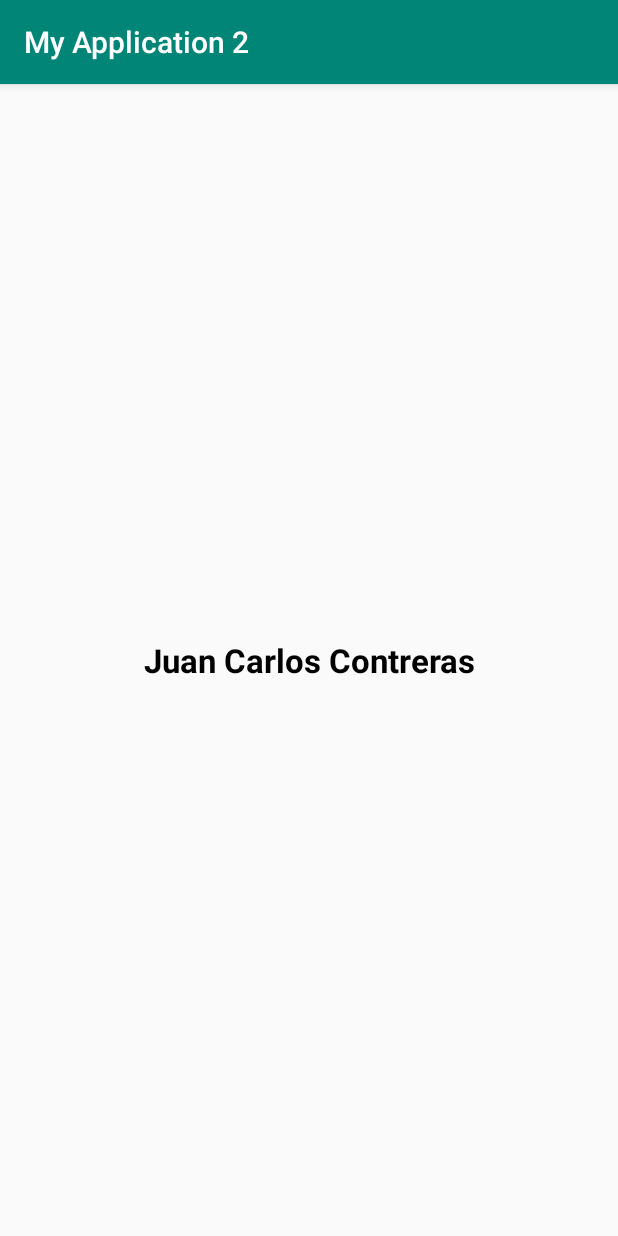
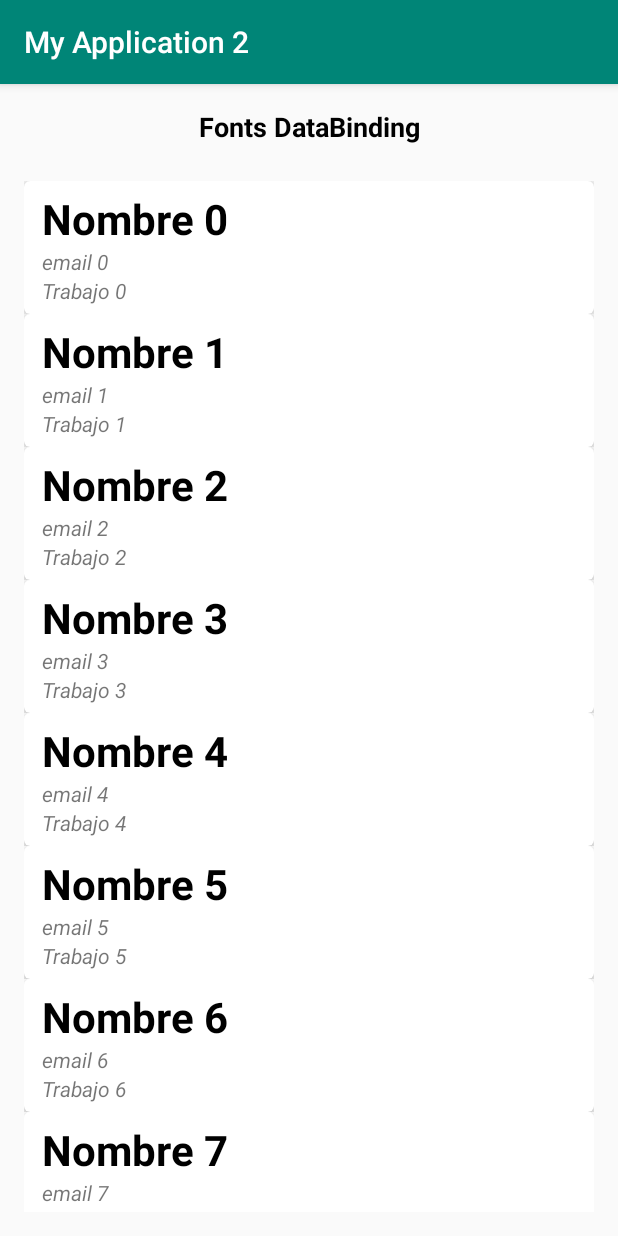
Before and after one commit to crjcarlos1/DataBindingApplication, an Android app: the screen it shows after launch (MainActivity), on a phone screen of 412 x 824 dp. Run offline under Robolectric (Android 15) with nearby library versions, the phone set to English and light mode, and no system bars; our stand-ins replace data binding; 2 statements that could not run were skipped.

Commit message:
Added fonts dataBinding

```diff
--- a/app/build.gradle
+++ b/app/build.gradle
@@ -28,11 +28,17 @@ dependencies {
     implementation 'androidx.constraintlayout:constraintlayout:1.1.3'
     implementation 'com.google.android.material:material:1.2.0-alpha04'
 
+    /*design*/
+    implementation 'com.google.android.material:material:1.2.0-alpha04'
+
+    /*glide*/
+    implementation 'com.github.bumptech.glide:glide:4.11.0'
+
     /*json animation*/
     implementation "com.airbnb.android:lottie:3.0.7"
 
     /*retrofit*/
-    implementation 'com.squareup.retrofit2:retrofit:2.4.0'
+    implementation 'com.squareup.retrofit2:retrofit:2.5.0'
     implementation 'com.squareup.retrofit2:converter-gson:2.4.0'
 
     testImplementation 'junit:junit:4.12'
--- a/app/src/main/java/com/cralos/myapplication2/activity/MainActivity.java
+++ b/app/src/main/java/com/cralos/myapplication2/activity/MainActivity.java
@@ -7,7 +7,7 @@ import androidx.fragment.app.FragmentManager;
 import androidx.fragment.app.FragmentTransaction;
 
 import com.cralos.myapplication2.R;
-import com.cralos.myapplication2.fragments.example1.Fragment1;
+import com.cralos.myapplication2.fragments.fonts.view.FragmentFonts;
 
 public class MainActivity extends AppCompatActivity {
 
@@ -15,10 +15,14 @@ public class MainActivity extends AppCompatActivity {
     protected void onCreate(Bundle savedInstanceState) {
         super.onCreate(savedInstanceState);
         setContentView(R.layout.activity_main);
+        showFragmentFont();
+    }
+
+    private void showFragmentFont() {
         FragmentManager manager = getSupportFragmentManager();
         FragmentTransaction transaction = manager.beginTransaction();
-        transaction.addToBackStack(Fragment1.TAG);
-        transaction.replace(R.id.containerFragment, new Fragment1(), Fragment1.TAG).commit();
+        transaction.addToBackStack(FragmentFonts.TAG);
+        transaction.replace(R.id.containerFragment, new FragmentFonts(), FragmentFonts.TAG).commit();
     }
 
 }
--- /dev/null
+++ b/app/src/main/java/com/cralos/myapplication2/fragments/fonts/adapters/UserAdapter.java
@@ -0,0 +1,53 @@
+package com.cralos.myapplication2.fragments.fonts.adapters;
+
+import android.content.Context;
+import android.view.LayoutInflater;
+import android.view.ViewGroup;
+
+import androidx.annotation.NonNull;
+import androidx.databinding.DataBindingUtil;
+import androidx.recyclerview.widget.RecyclerView;
+
+import com.cralos.myapplication2.R;
+import com.cralos.myapplication2.databinding.ItemUserBinding;
+import com.cralos.myapplication2.fragments.fonts.models.User;
+
+import java.util.List;
+
+public class UserAdapter extends RecyclerView.Adapter<UserAdapter.ViewHolder>{
+
+    private List<User> users;
+    private Context context;
+
+    public UserAdapter(List<User> users, Context context) {
+        this.users = users;
+        this.context = context;
+    }
+
+    @NonNull
+    @Override
+    public ViewHolder onCreateViewHolder(@NonNull ViewGroup parent, int viewType) {
+        ItemUserBinding binding= DataBindingUtil.inflate(LayoutInflater.from(context), R.layout.item_user,parent,false);
+        return new ViewHolder(binding);
+    }
+
+    @Override
+    public void onBindViewHolder(@NonNull ViewHolder holder, int position) {
+        holder.binding.setUser(users.get(position));
+    }
+
+    @Override
+    public int getItemCount() {
+        return users.size();
+    }
+
+    public static class ViewHolder extends RecyclerView.ViewHolder {
+        private ItemUserBinding binding;
+
+        public ViewHolder(@NonNull ItemUserBinding itemView) {
+            super(itemView.getRoot());
+            this.binding = itemView;
+        }
+    }
+
+}
--- /dev/null
+++ b/app/src/main/java/com/cralos/myapplication2/fragments/fonts/bindingadapters/bindingFonts.java
@@ -0,0 +1,14 @@
+package com.cralos.myapplication2.fragments.fonts.bindingadapters;
+
+import android.graphics.Typeface;
+import android.widget.TextView;
+
+import androidx.databinding.BindingAdapter;
+
+public class bindingFonts {
+    @BindingAdapter("android:customFont")
+    public static void setFont(TextView textView, String typefaceName) {
+        textView.setTypeface(Typeface.createFromAsset(textView.getContext().getAssets(), "fonts/" + typefaceName));
+    }
+
+}
--- /dev/null
+++ b/app/src/main/java/com/cralos/myapplication2/fragments/fonts/models/User.java
@@ -0,0 +1,39 @@
+package com.cralos.myapplication2.fragments.fonts.models;
+
+public class User {
+
+    private String userName;
+    private String email;
+    private String job;
+
+    public User(String userName, String email, String job) {
+        this.userName = userName;
+        this.email = email;
+        this.job = job;
+    }
+
+    public String getUserName() {
+        return userName;
+    }
+
+    public void setUserName(String userName) {
+        this.userName = userName;
+    }
+
+    public String getEmail() {
+        return email;
+    }
+
+    public void setEmail(String email) {
+        this.email = email;
+    }
+
+    public String getJob() {
+        return job;
+    }
+
+    public void setJob(String job) {
+        this.job = job;
+    }
+
+}
--- /dev/null
+++ b/app/src/main/java/com/cralos/myapplication2/fragments/fonts/view/FragmentFonts.java
@@ -0,0 +1,52 @@
+package com.cralos.myapplication2.fragments.fonts.view;
+
+import android.os.Bundle;
+import android.view.LayoutInflater;
+import android.view.View;
+import android.view.ViewGroup;
+
+import androidx.annotation.NonNull;
+import androidx.annotation.Nullable;
+import androidx.databinding.DataBindingUtil;
+import androidx.fragment.app.Fragment;
+import androidx.recyclerview.widget.LinearLayoutManager;
+
+import com.cralos.myapplication2.R;
+import com.cralos.myapplication2.databinding.FragmentFontsBinding;
+import com.cralos.myapplication2.fragments.fonts.adapters.UserAdapter;
+import com.cralos.myapplication2.fragments.fonts.models.User;
+
+import java.util.ArrayList;
+import java.util.List;
+
+public class FragmentFonts extends Fragment {
+    public static final String TAG = FragmentFonts.class.getSimpleName();
+
+    /*dataBinding*/
+    private FragmentFontsBinding binding;
+
+    /*adapter*/
+    private UserAdapter adapter;
+
+    @Nullable
+    @Override
+    public View onCreateView(@NonNull LayoutInflater inflater, @Nullable ViewGroup container, @Nullable Bundle savedInstanceState) {
+        binding = DataBindingUtil.inflate(inflater, R.layout.fragment_fonts, container, false);
+        initFragmentFonts();
+        return binding.getRoot();
+    }
+
+    private void initFragmentFonts() {
+        List<User> users = new ArrayList<>();
+        for (int i = 0; i < 10; i++) {
+            users.add(new User("Nombre " + i, "email " + i, "Trabajo " + i));
+        }
+        adapter = new UserAdapter(users, getContext());
+        binding.recyclerView.setLayoutManager(new LinearLayoutManager(getContext()));
+        binding.recyclerView.setHasFixedSize(false);
+        binding.recyclerView.setAdapter(adapter);
+
+
+    }
+
+}
--- /dev/null
+++ b/app/src/main/res/layout/fragment_fonts.xml
@@ -0,0 +1,39 @@
+<?xml version="1.0" encoding="utf-8"?>
+<layout xmlns:android="http://schemas.android.com/apk/res/android"
+    xmlns:app="http://schemas.android.com/apk/res-auto">
+
+    <data></data>
+
+    <androidx.constraintlayout.widget.ConstraintLayout
+        android:layout_width="match_parent"
+        android:layout_height="match_parent">
+
+        <TextView
+            android:id="@+id/txvTitle"
+            android:layout_width="wrap_content"
+            android:layout_height="wrap_content"
+            android:layout_margin="16dp"
+            android:text="Fonts DataBinding"
+            android:textColor="@android:color/black"
+            android:textSize="18sp"
+            android:textStyle="bold"
+            android:customFont="@{@string/comicFont}"
+            app:layout_constraintEnd_toEndOf="parent"
+            app:layout_constraintStart_toStartOf="parent"
+            app:layout_constraintTop_toTopOf="parent" />
+
+        <androidx.recyclerview.widget.RecyclerView
+            android:id="@+id/recyclerView"
+            android:layout_width="0dp"
+            android:layout_height="0dp"
+            android:layout_marginStart="16dp"
+            android:layout_marginTop="24dp"
+            android:layout_marginEnd="16dp"
+            android:layout_marginBottom="16dp"
+            app:layout_constraintBottom_toBottomOf="parent"
+            app:layout_constraintEnd_toEndOf="parent"
+            app:layout_constraintStart_toStartOf="parent"
+            app:layout_constraintTop_toBottomOf="@+id/txvTitle" />
+
+    </androidx.constraintlayout.widget.ConstraintLayout>
+</layout>
--- /dev/null
+++ b/app/src/main/res/layout/item_user.xml
@@ -0,0 +1,78 @@
+<?xml version="1.0" encoding="utf-8"?>
+<layout xmlns:android="http://schemas.android.com/apk/res/android"
+    xmlns:app="http://schemas.android.com/apk/res-auto">
+
+    <data>
+
+        <variable
+            name="user"
+            type="com.cralos.myapplication2.fragments.fonts.models.User" />
+    </data>
+
+    <androidx.constraintlayout.widget.ConstraintLayout
+        android:layout_width="match_parent"
+        android:layout_height="wrap_content">
+
+        <androidx.cardview.widget.CardView
+            android:layout_width="0dp"
+            android:layout_height="wrap_content"
+            app:cardCornerRadius="4dp"
+            app:cardElevation="6dp"
+            app:layout_constraintBottom_toBottomOf="parent"
+            app:layout_constraintEnd_toEndOf="parent"
+            app:layout_constraintStart_toStartOf="parent"
+            app:layout_constraintTop_toTopOf="parent">
+
+            <androidx.constraintlayout.widget.ConstraintLayout
+                android:layout_width="match_parent"
+                android:layout_height="wrap_content">
+
+                <TextView
+                    android:id="@+id/txvUserName"
+                    android:layout_width="0dp"
+                    android:layout_height="wrap_content"
+                    android:layout_marginStart="12dp"
+                    android:layout_marginTop="6dp"
+                    android:layout_marginEnd="12dp"
+                    android:text="@{user.userName}"
+                    android:customFont="@{@string/comicFont}"
+                    android:textColor="@android:color/black"
+                    android:textSize="28sp"
+                    android:textStyle="bold"
+                    app:layout_constraintEnd_toEndOf="parent"
+                    app:layout_constraintStart_toStartOf="parent"
+                    app:layout_constraintTop_toTopOf="parent" />
+
+                <TextView
+                    android:id="@+id/txvEmail"
+                    android:layout_width="0dp"
+                    android:layout_height="wrap_content"
+                    android:layout_marginStart="12dp"
+                    android:layout_marginEnd="12dp"
+                    android:text="@{user.email}"
+                    android:textSize="14sp"
+                    android:textStyle="italic"
+                    app:layout_constraintEnd_toEndOf="parent"
+                    app:layout_constraintStart_toStartOf="parent"
+                    app:layout_constraintTop_toBottomOf="@+id/txvUserName" />
+
+                <TextView
+                    android:id="@+id/txvJob"
+                    android:layout_width="0dp"
+                    android:layout_height="wrap_content"
+                    android:layout_marginStart="12dp"
+                    android:layout_marginEnd="12dp"
+                    android:layout_marginBottom="6dp"
+                    android:text="@{user.job}"
+                    android:textSize="14sp"
+                    android:textStyle="italic"
+                    app:layout_constraintBottom_toBottomOf="parent"
+                    app:layout_constraintEnd_toEndOf="parent"
+                    app:layout_constraintStart_toStartOf="parent"
+                    app:layout_constraintTop_toBottomOf="@+id/txvEmail" />
+
+            </androidx.constraintlayout.widget.ConstraintLayout>
+        </androidx.cardview.widget.CardView>
+
+    </androidx.constraintlayout.widget.ConstraintLayout>
+</layout>
--- a/app/src/main/res/values/strings.xml
+++ b/app/src/main/res/values/strings.xml
@@ -1,3 +1,6 @@
 <resources>
     <string name="app_name">My Application 2</string>
+
+    <!--FONTS-->
+    <string name="comicFont">comic.ttf</string>
 </resources>
```
Also changed, not shown: app/src/main/assets/fonts/comic.ttf (added).
